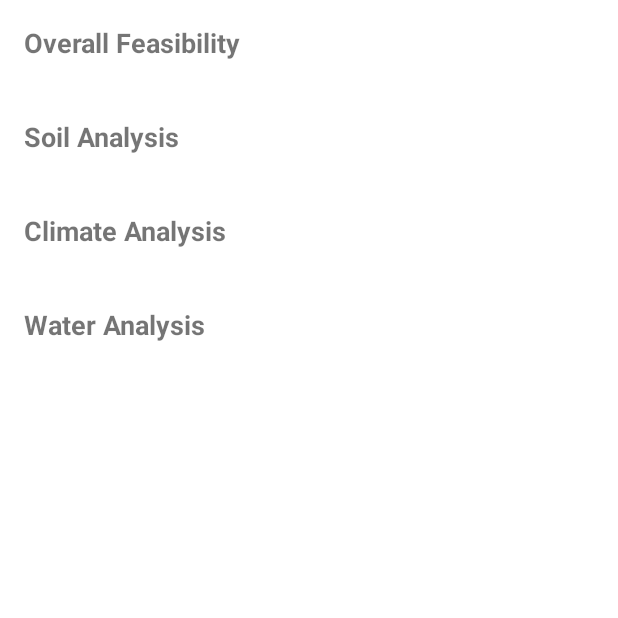
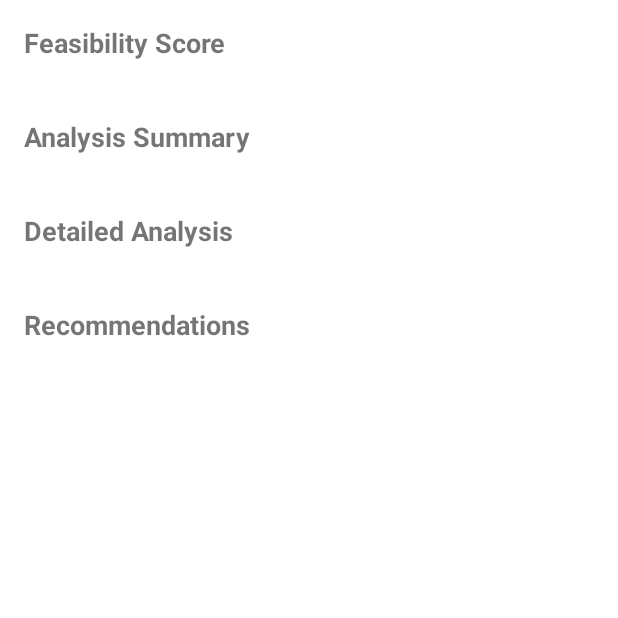
Before and after one commit to stantonious/demeter, an Android app: the FeasibilityActivity screen opened directly, with no data from a screen before it, on a phone screen of 412 x 824 dp, the top half of it. Run offline under Robolectric (Android 15) with nearby library versions, the phone set to English and light mode, and no system bars.

Commit message:
Feat: Update feasibility screen to parse and display detailed JSON
This commit refactors the feasibility screen to handle a more detailed JSON response. The screen now displays the feasibility score, a summary, a detailed analysis, and recommendations in a structured and user-friendly format.

- The `activity_feasibility.xml` layout has been redesigned with new `TextViews` for each data point.
- The `FeasibilityActivity.java` logic has been updated to correctly parse the nested JSON structure, including objects and arrays, and populate the new UI components.

```diff
--- a/android-client/app/src/main/res/layout/activity_feasibility.xml
+++ b/android-client/app/src/main/res/layout/activity_feasibility.xml
@@ -12,64 +12,59 @@
         android:padding="16dp">
 
         <TextView
-            android:id="@+id/overall_feasibility_label"
             android:layout_width="wrap_content"
             android:layout_height="wrap_content"
-            android:text="Overall Feasibility"
+            android:text="Feasibility Score"
             android:textSize="18sp"
             android:textStyle="bold" />
 
         <TextView
-            android:id="@+id/overall_feasibility_text_view"
+            android:id="@+id/feasibility_score_text_view"
             android:layout_width="match_parent"
             android:layout_height="wrap_content"
             android:layout_marginBottom="16dp"
             android:textSize="16sp" />
 
         <TextView
-            android:id="@+id/soil_analysis_label"
             android:layout_width="wrap_content"
             android:layout_height="wrap_content"
-            android:text="Soil Analysis"
+            android:text="Analysis Summary"
             android:textSize="18sp"
             android:textStyle="bold" />
 
         <TextView
-            android:id="@+id/soil_analysis_text_view"
+            android:id="@+id/analysis_summary_text_view"
             android:layout_width="match_parent"
             android:layout_height="wrap_content"
             android:layout_marginBottom="16dp"
             android:textSize="16sp" />
 
         <TextView
-            android:id="@+id/climate_analysis_label"
             android:layout_width="wrap_content"
             android:layout_height="wrap_content"
-            android:text="Climate Analysis"
+            android:text="Detailed Analysis"
             android:textSize="18sp"
             android:textStyle="bold" />
 
         <TextView
-            android:id="@+id/climate_analysis_text_view"
+            android:id="@+id/detailed_analysis_text_view"
             android:layout_width="match_parent"
             android:layout_height="wrap_content"
             android:layout_marginBottom="16dp"
             android:textSize="16sp" />
 
         <TextView
-            android:id="@+id/water_analysis_label"
             android:layout_width="wrap_content"
             android:layout_height="wrap_content"
-            android:text="Water Analysis"
+            android:text="Recommendations"
             android:textSize="18sp"
             android:textStyle="bold" />
 
         <TextView
-            android:id="@+id/water_analysis_text_view"
+            android:id="@+id/recommendations_text_view"
             android:layout_width="match_parent"
             android:layout_height="wrap_content"
-            android:layout_marginBottom="16dp"
-            android.textSize="16sp" />
+            android:textSize="16sp" />
 
     </LinearLayout>
 </ScrollView>
```
Also changed, not shown: android-client/app/src/main/java/com/example/demeterclient/FeasibilityActivity.java (+40 -9 lines).
